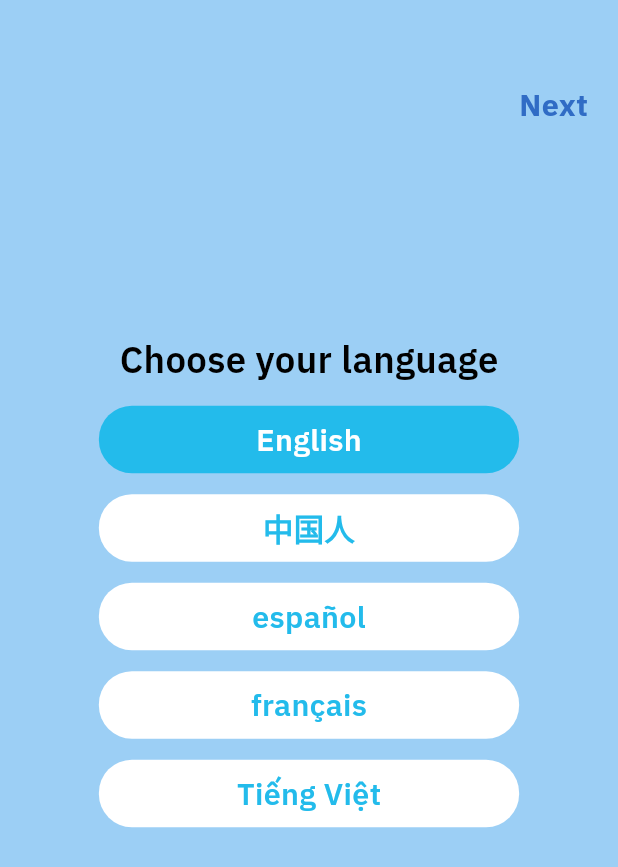
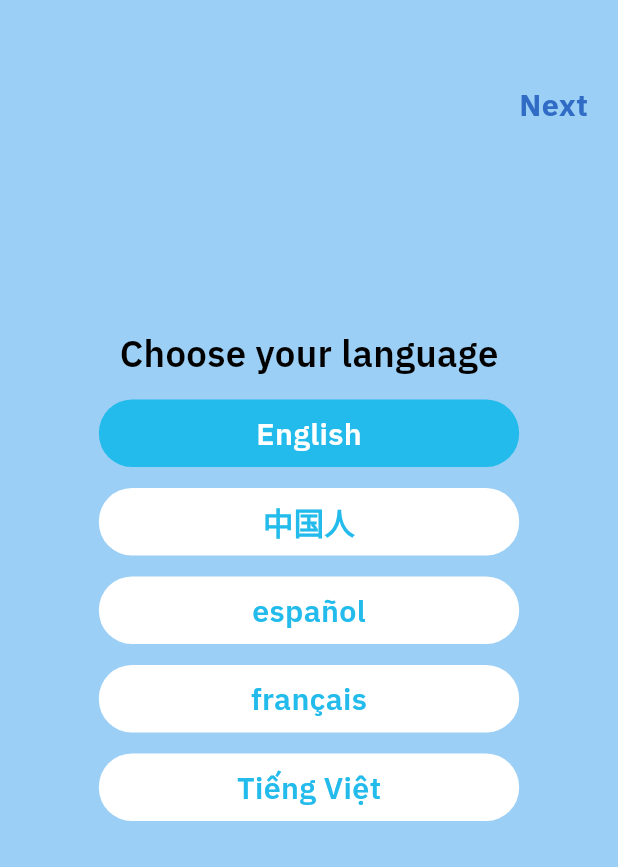
Before and after one commit to Intes-It-Mobile/blood-tracking-app, a Flutter app: the screen it shows after launch, on a phone screen of 412 x 824 dp. Shown: the top 867 px of the screen. Run offline on Flutter 3.47's test engine with Material 2 defaults, Android fonts, the phone set to English and light mode, and no system bars; our stand-ins replace dropdown_button2, fl_chart, flutter_html, flutter_local_notifications, flutter_mobx, flutter_svg and 11 more; missing offline and left inert: android_alarm_manager_plus, excel, flutter_cupertino_datetime_picker, flutter_fgbg, flutter_share; accounts and stored records are empty; generated files the repository leaves out were written again.

Commit message:
change language

```diff
--- a/alarm/lib/service/notification.dart
+++ b/alarm/lib/service/notification.dart
@@ -57,7 +57,6 @@ class AlarmNotification {
     if (id != null &&
         Alarm.getAlarm(id)?.stopOnNotificationOpen != null &&
         Alarm.getAlarm(id)!.stopOnNotificationOpen) {
-      // await Alarm.ringStream.onPause;
       await Alarm.stop(id);
     }
   }
@@ -84,11 +83,6 @@ class AlarmNotification {
 
     if (dateTime.isBefore(now)) {
       dateTime = dateTime.add(const Duration(days: 1));
-      // AndroidAlarmManager.periodic(
-      //   const Duration(seconds: 30), 0,
-      //   printHello,
-      //   startAt: DateTime(DateTime.now().year, DateTime.now().month, DateTime.now().day, 8, 0),
-      // );
     }
 
     return tz.TZDateTime.from(dateTime, tz.local);
--- a/alarm/lib/service/storage.dart
+++ b/alarm/lib/service/storage.dart
@@ -1,5 +1,6 @@
 import 'dart:convert';
 
+import 'package:alarm/alarm.dart';
 import 'package:alarm/model/alarm_settings.dart';
 import 'package:shared_preferences/shared_preferences.dart';
 
@@ -48,6 +49,7 @@ class AlarmStorage {
         alarms.add(AlarmSettings.fromJson(json.decode(res!)));
       }
     }
+
     return alarms;
   }
 
--- a/lib/main.dart
+++ b/lib/main.dart
@@ -27,7 +27,7 @@ void main() async {
   SystemChrome.setPreferredOrientations([DeviceOrientation.portraitUp]);
 
   await Alarm.init(showDebugLogs: true);
-  shareLocal = await ShareLocal.getInstance();
+   //shareLocal = await ShareLocal.getInstance();
   runApp(MyApp(
     appLanguage: appLanguage,
   ));
--- a/lib/views/language/language.dart
+++ b/lib/views/language/language.dart
@@ -39,7 +39,7 @@ class _LanguagePageState extends State<LanguagePage> {
                 style: AppTheme.unit24Text,
               ),
               Container(
-                height: MediaQuery.of(context).size.height * 0.42,
+                height: MediaQuery.of(context).size.height * 0.43,
                 width: double.infinity,
                 child: ListView.builder(
                     primary: true,
```
Lines whose indentation alone changed are shown as unchanged.
